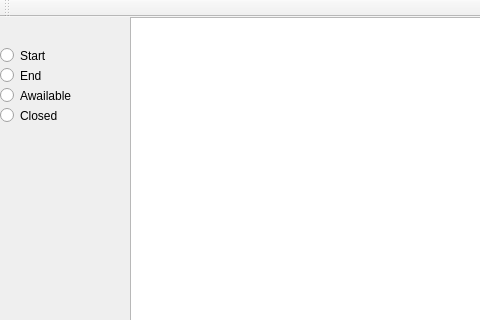
Qt form Graphs2/mainwindow.ui (SigitasAmbrozaitis/Graphs) before a commit; both pictures show x 0 to 480 and y 0 to 320 of the 1134 by 742 pixel window.
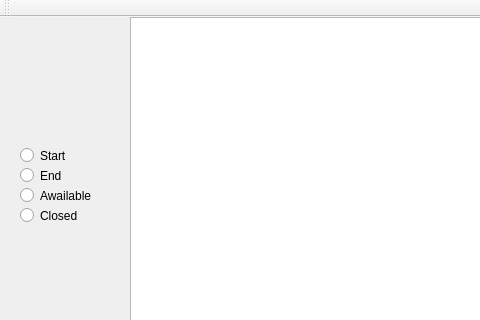
The same form after that commit.

Patch:
```diff
--- a/Graphs2/mainwindow.ui
+++ b/Graphs2/mainwindow.ui
@@ -27,8 +27,8 @@
    <widget class="QRadioButton" name="StartEnum">
     <property name="geometry">
      <rect>
-      <x>0</x>
-      <y>30</y>
+      <x>20</x>
+      <y>130</y>
       <width>82</width>
       <height>17</height>
      </rect>
@@ -40,8 +40,8 @@
    <widget class="QRadioButton" name="EndEnum">
     <property name="geometry">
      <rect>
-      <x>0</x>
-      <y>50</y>
+      <x>20</x>
+      <y>150</y>
       <width>82</width>
       <height>17</height>
      </rect>
@@ -53,8 +53,8 @@
    <widget class="QRadioButton" name="AwailableEnum">
     <property name="geometry">
      <rect>
-      <x>0</x>
-      <y>70</y>
+      <x>20</x>
+      <y>170</y>
       <width>82</width>
       <height>17</height>
      </rect>
@@ -98,8 +98,8 @@
    <widget class="QRadioButton" name="ClosedEnum">
     <property name="geometry">
      <rect>
-      <x>0</x>
-      <y>90</y>
+      <x>20</x>
+      <y>190</y>
       <width>82</width>
       <height>17</height>
      </rect>
```
